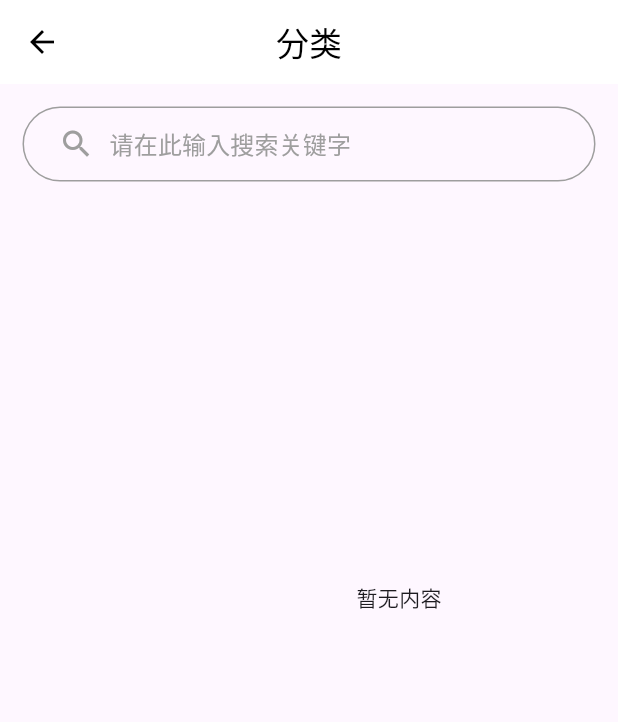
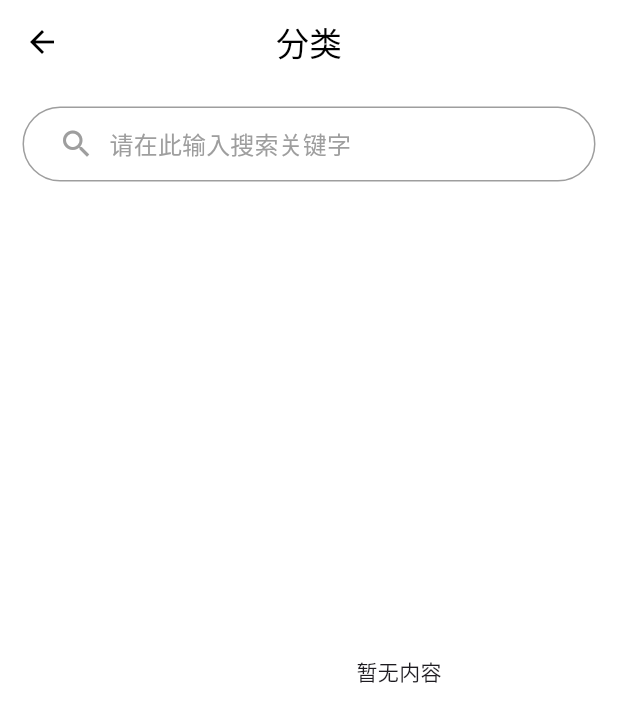
Before and after one commit to chgchceo/flutter-shopping, a Flutter app: the CategoryPage screen opened directly, on a phone screen of 412 x 824 dp. Shown: the top 722 px of the screen. Run offline on Flutter 3.47's test engine with Material 3 defaults, Android fonts, the phone set to English and light mode, and no system bars; our stand-ins replace dio, flutter_spinkit, fluttertoast, shared_preferences; accounts and stored records are empty; network calls fail.

Commit message:
功能完善

```diff
--- a/lib/category/ctrl/category_page.dart
+++ b/lib/category/ctrl/category_page.dart
@@ -18,6 +18,7 @@ class CategoryPage extends StatefulWidget {
 class _CategoryPageState extends State<CategoryPage> {
   List<ListElement>? list;
   List<ListElement>? children;
+  var _selIndex = 0;
   @override
   void initState() {
     super.initState();
@@ -27,6 +28,14 @@ class _CategoryPageState extends State<CategoryPage> {
 
   @override
   Widget build(BuildContext context) {
+    var height = MediaQuery.of(context).size.height -
+        65 -
+        25 -
+        kBottomNavigationBarHeight -
+        kToolbarHeight -
+        MediaQuery.of(context).padding.bottom -
+        MediaQuery.of(context).padding.top;
+
     return Scaffold(
         appBar: AppBar(
           title: const Text("分类"),
@@ -34,24 +43,26 @@ class _CategoryPageState extends State<CategoryPage> {
           foregroundColor: Colors.black,
           centerTitle: true,
         ),
-        body: Column(
+        body: Container(
+            color: Colors.white,
+            child: Column(
               children: [
                 const SearchButton(),
                 const SizedBox(height: 15),
                 Row(children: [
                   SizedBox(
                     width: 120,
-                height: MediaQuery.of(context).size.height - 300,
+                    height: height,
                     child: leftView(),
                   ),
                   SizedBox(
                     width: MediaQuery.of(context).size.width - 120,
-                height: MediaQuery.of(context).size.height - 300,
+                    height: height,
                     child: rightView(),
                   )
                 ])
               ],
-        ));
+            )));
   }
 
   Widget leftView() {
@@ -60,13 +71,21 @@ class _CategoryPageState extends State<CategoryPage> {
           itemCount: list?.length,
           itemBuilder: (context, index) {
             ListElement el = list![index];
-            return ListTile(
-              title: Text(el.name),
+            return Container(
+              color: index == _selIndex
+                  ? Colors.grey.withOpacity(0.1)
+                  : Colors.white,
+              child: ListTile(
+                title: Text(
+                  el.name,
+                ),
                 onTap: () => {
                   setState(() {
+                    _selIndex = index;
                     children = list?[index].children;
                   })
                 },
+              ),
             );
           });
     }
@@ -111,9 +130,12 @@ class _CategoryPageState extends State<CategoryPage> {
             children: [
               GestureDetector(
                 onTap: () {
-
-                  NavigatorUtils.pushPage(context: context, targetPage: SearchGoodsPage(categoryId: element.categoryId.toString(),), dismissCallBack: (v){});
-
+                  NavigatorUtils.pushPage(
+                      context: context,
+                      targetPage: SearchGoodsPage(
+                        categoryId: element.categoryId.toString(),
+                      ),
+                      dismissCallBack: (v) {});
                 },
                 child: Column(
                   children: [
@@ -126,7 +148,6 @@ class _CategoryPageState extends State<CategoryPage> {
                   ],
                 ),
               ),
-
             ],
           );
         },
--- a/lib/http/core/hi_net.dart
+++ b/lib/http/core/hi_net.dart
@@ -1,7 +1,6 @@
 import 'package:fluttershopping/http/core/dio_adapter.dart';
 import 'package:fluttershopping/http/core/hi_error.dart';
 import 'package:fluttershopping/http/core/hi_net_adapter.dart';
-import 'package:fluttershopping/http/core/mock_adapter.dart';
 import 'package:fluttershopping/http/request/base_request.dart';
 
 class HiNet {
```
Also changed, not shown: lib/home/ctrl/search_goods.dart (+73 -9 lines), lib/mine/ctrl/mine_page.dart (+18 -25 lines). Lines whose indentation alone changed are shown as unchanged.
